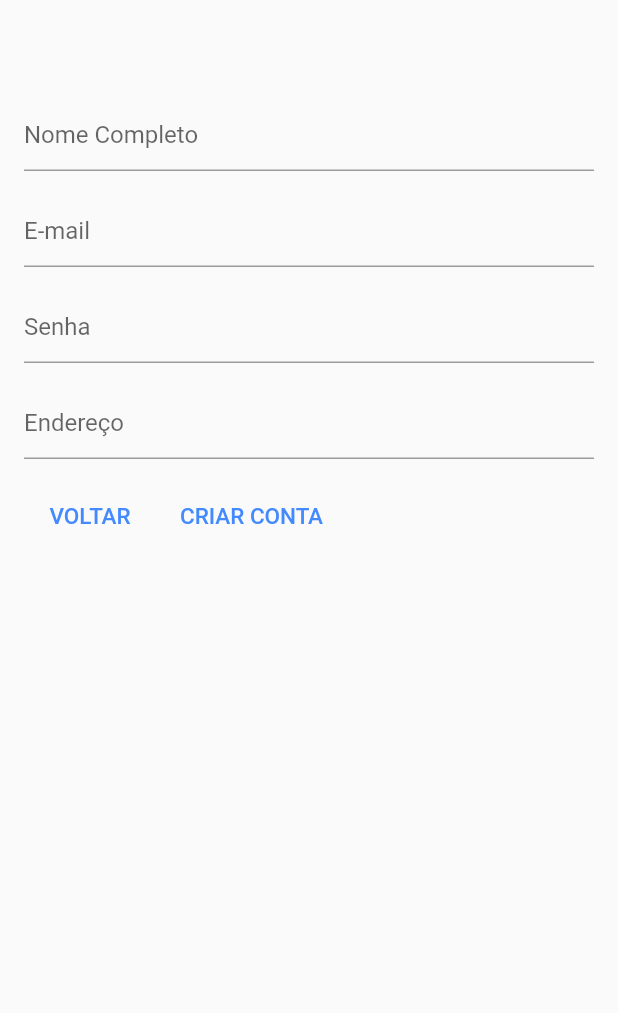
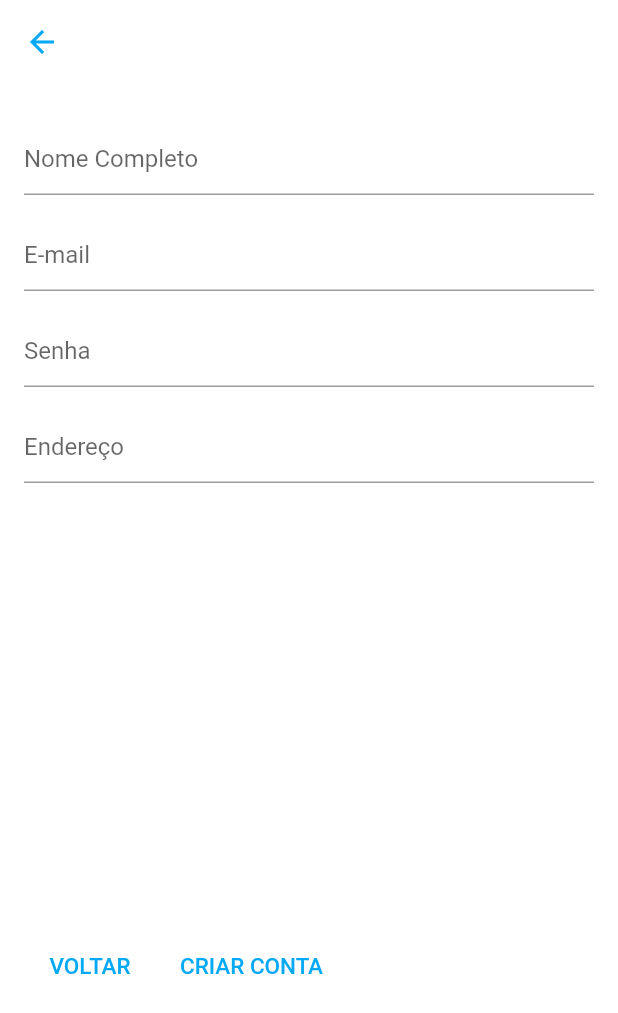
Before and after one commit to AdoniasLemos/mercado_artesao_app, a Flutter app: the SignUpScreen screen opened directly, on a phone screen of 412 x 824 dp. Shown: the top 1013 px of the screen. Run offline on Flutter 3.47's test engine with Material 2 defaults, Android fonts, the phone set to English and light mode, and no system bars; our stand-ins replace carousel_pro, carousel_slider, cloud_firestore, firebase_auth, transparent_image; accounts and stored records are empty; network calls fail.

Commit message:
modificaçoes que nao estavam em dev

```diff
--- a/lib/screens/signup_screen.dart
+++ b/lib/screens/signup_screen.dart
@@ -22,6 +22,12 @@ class _SignUpScreenState extends State<SignUpScreen> {
   Widget build(BuildContext context) {
     return Scaffold(
         key: _scaffoldKey,
+        backgroundColor: Colors.white,
+        appBar: AppBar(
+          iconTheme: IconThemeData(color: Colors.lightBlue),
+          elevation: 0.0,
+          backgroundColor: Colors.white,
+        ),
         body: ScopedModelDescendant<UserModel>(
           builder: (context, child, model) {
             if (model.isLoading)
@@ -35,7 +41,7 @@ class _SignUpScreenState extends State<SignUpScreen> {
                 padding: EdgeInsets.all(16.0),
                 children: <Widget>[
                   SizedBox(
-                    height: 50.0,
+                    height: 10.0,
                   ),
                   TextFormField(
                     controller: _nameController,
@@ -79,7 +85,7 @@ class _SignUpScreenState extends State<SignUpScreen> {
                     },
                   ),
                   SizedBox(
-                    height: 16.0,
+                    height: 300.0,
                   ),
                   Row(
                     children: <Widget>[
@@ -90,7 +96,7 @@ class _SignUpScreenState extends State<SignUpScreen> {
                               "VOLTAR",
                               style: TextStyle(fontSize: 15.0),
                             ),
-                            textColor: Colors.blueAccent,
+                            textColor: Colors.lightBlue,
                             onPressed: () {
                               Navigator.pop(context);
                             }),
@@ -104,7 +110,7 @@ class _SignUpScreenState extends State<SignUpScreen> {
                               fontSize: 15.0,
                             ),
                           ),
-                          textColor: Colors.blueAccent,
+                          textColor: Colors.lightBlue,
                           onPressed: () {
                             if (_formKey.currentState.validate()) {
                               Map<String, dynamic> userData = {
```
Also changed, not shown: lib/tabs/home_tab.dart (+62 -6 lines), lib/tabs/products_tab.dart (+6 -10 lines).
